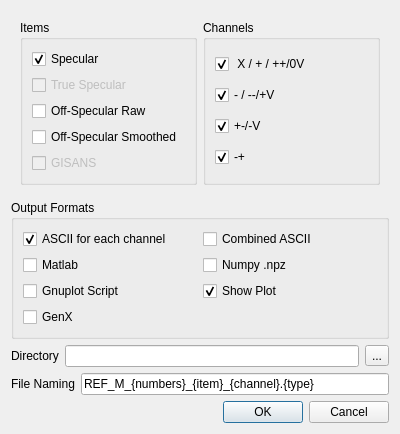
The window that designer/reduce_dialog.ui (aglavic/quicknxs) describes before a commit, drawn with Qt 5.
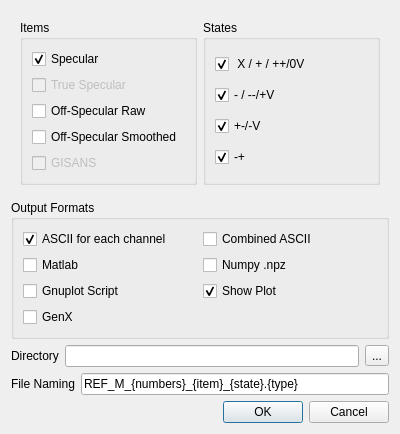
The same window after the commit. Icons and pictures are not drawn.

What changed in the file:
```diff
--- a/designer/reduce_dialog.ui
+++ b/designer/reduce_dialog.ui
@@ -89,7 +89,7 @@
          </sizepolicy>
         </property>
         <property name="title">
-         <string>Channels</string>
+         <string>States</string>
         </property>
         <layout class="QVBoxLayout" name="verticalLayout_3">
          <item>
@@ -240,7 +240,7 @@
      <item>
       <widget class="QLineEdit" name="fileNameEntry">
        <property name="text">
-        <string>REF_M_{numbers}_{item}_{channel}.{type}</string>
+        <string>REF_M_{numbers}_{item}_{state}.{type}</string>
        </property>
       </widget>
      </item>
```
